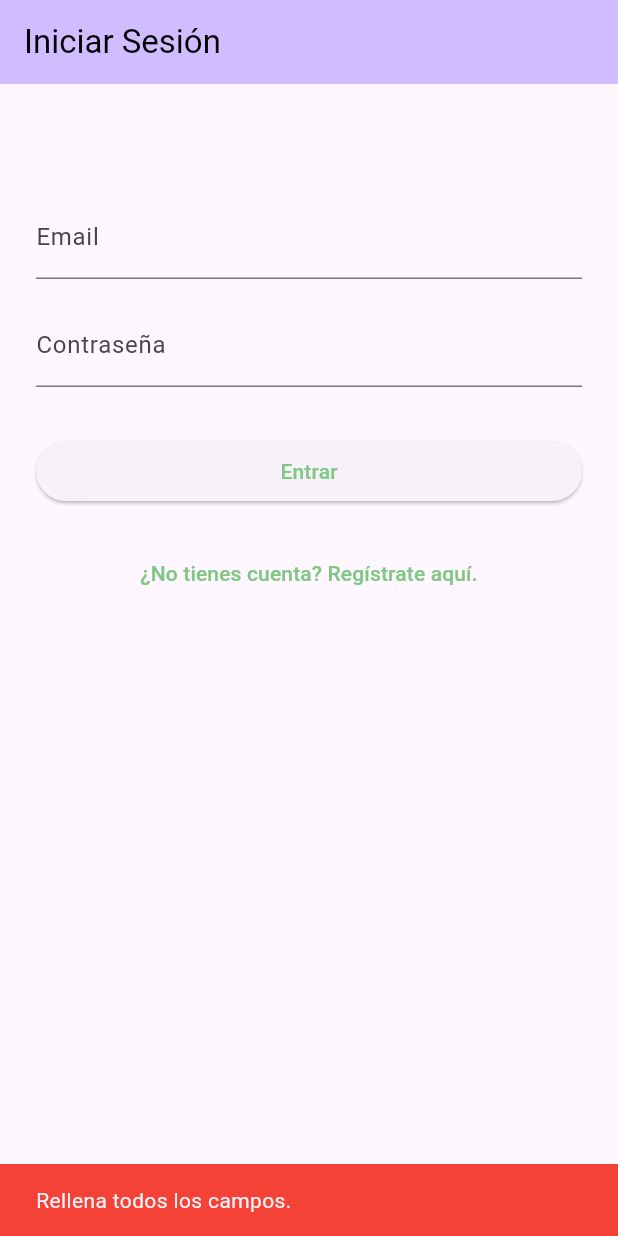
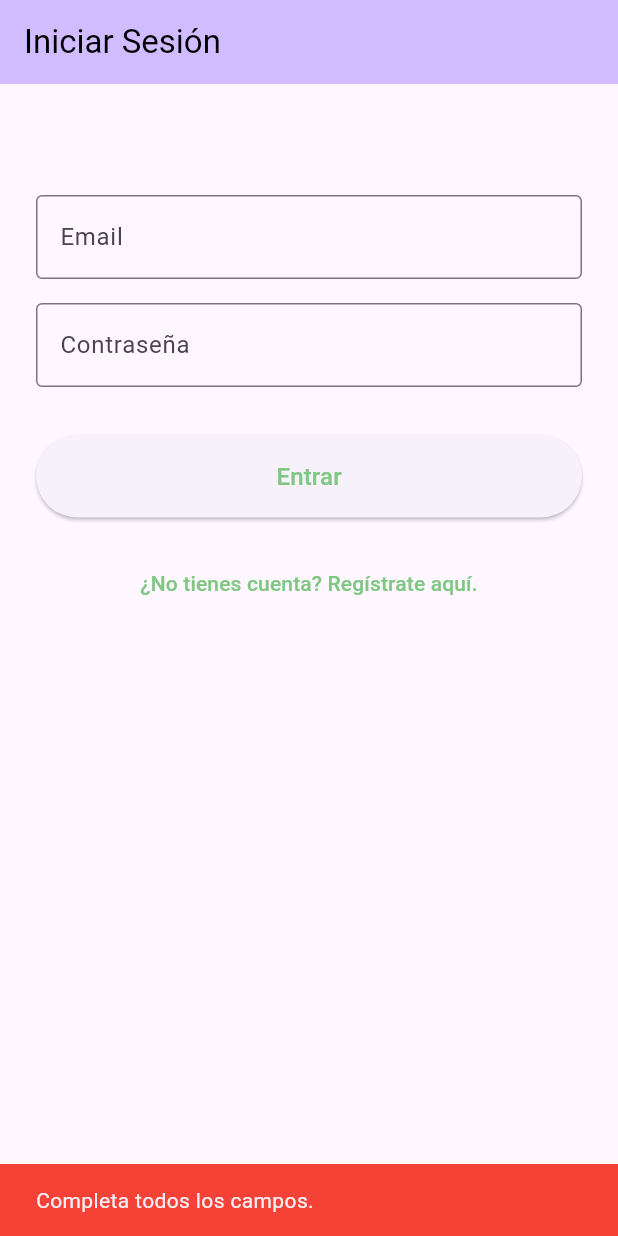
Before and after one commit to Drosc0/bolsaEmpleo_FE, a Flutter app: the LoginScreen screen opened by its route, after a tap on "Entrar", on a phone screen of 412 x 824 dp. Run offline on Flutter 3.47's test engine with Material 3 defaults, Android fonts, the phone set to English and light mode, and no system bars; our stand-ins replace dio, flutter_riverpod, flutter_secure_storage, go_router; accounts and stored records are empty.

Commit message:
ya me puedo loguear

```diff
--- a/lib/application/auth/login/login_view_model.dart
+++ b/lib/application/auth/login/login_view_model.dart
@@ -1,7 +1,9 @@
 import 'package:flutter_riverpod/flutter_riverpod.dart';
 import 'package:bolsa_empleo/application/auth/auth_provider.dart';
 
-// Definición del estado del formulario de Login
+// ----------------------------------------------------------------------
+// 1. ESTADO DEL FORMULARIO
+// ----------------------------------------------------------------------
 class LoginFormState {
   final String email;
   final String password;
@@ -19,32 +21,38 @@ class LoginFormState {
     String? email,
     String? password,
     bool? isLoading,
-    // El errorMessage se pasa como null para limpiar el error
     String? errorMessage,
-  }) => LoginFormState(
-    email: email ?? this.email,
-    password: password ?? this.password,
-    isLoading: isLoading ?? this.isLoading,
-    errorMessage: errorMessage, // Se asigna directamente (puede ser null)
-  );
+  }) {
+    return LoginFormState(
+      email: email ?? this.email,
+      password: password ?? this.password,
+      isLoading: isLoading ?? this.isLoading,
+      errorMessage: errorMessage,
+    );
+  }
+
+  bool get isValidEmail {
+    return RegExp(r'^[\w-\.]+@([\w-]+\.)+[\w-]{2,4}$').hasMatch(email);
+  }
+
+  bool get canSubmit => email.isNotEmpty && password.isNotEmpty && isValidEmail;
 }
 
-// Notifier para la lógica del formulario de Login
+// ----------------------------------------------------------------------
+// 2. VIEWMODEL
+// ----------------------------------------------------------------------
 class LoginViewModel extends StateNotifier<LoginFormState> {
-  final AuthNotifier authNotifier;
+  final AuthNotifier _authNotifier;
+  final Ref _ref;
 
-  LoginViewModel(this.authNotifier) : super(LoginFormState());
+  LoginViewModel(this._authNotifier, this._ref) : super(LoginFormState());
 
   void onEmailChange(String value) {
-    state = state.copyWith(email: value, errorMessage: null);
+    state = state.copyWith(email: value.trim(), errorMessage: null);
   }
 
   void onPasswordChange(String value) {
     state = state.copyWith(password: value, errorMessage: null);
-  }
-
-  void resetState() {
-    state = LoginFormState();
   }
 
   void clearError() {
@@ -53,54 +61,55 @@ class LoginViewModel extends StateNotifier<LoginFormState> {
     }
   }
 
-  // Método de LOGIN: llama al AuthNotifier con los datos del estado
+  void resetState() {
+    state = LoginFormState();
+  }
+
   Future<bool> login() async {
     if (state.email.isEmpty || state.password.isEmpty) {
-      state = state.copyWith(errorMessage: 'Rellena todos los campos.');
+      state = state.copyWith(errorMessage: 'Completa todos los campos.');
+      return false;
+    }
+
+    if (!state.isValidEmail) {
+      state = state.copyWith(errorMessage: 'Ingresa un email válido.');
       return false;
     }
 
     state = state.copyWith(isLoading: true, errorMessage: null);
 
     try {
-      final success = await authNotifier.loginUser(
+      final success = await _authNotifier.loginUser(
         email: state.email,
         password: state.password,
       );
 
-      if (!success) {
-        //El login falló (AuthNotifier ya cambió el estado global si era necesario)
+      if (success) {
+        state = state.copyWith(isLoading: false, email: '', password: '');
+        return true;
+      } else {
         state = state.copyWith(
           isLoading: false,
-          errorMessage: 'Credenciales incorrectas o error en el servidor.',
+          errorMessage: 'Email o contraseña incorrectos.',
         );
-      } else {
-        //Login exitoso. GoRouter ya está redirigiendo.
-        // Solo limpiamos el estado local del formulario.
-        state = state.copyWith(
-          isLoading: false,
-          email: '', // Opcional: limpiar los campos
-          password: '',
-        );
+        return false;
       }
+    } catch (e) {
+      final message = e.toString();
+      final cleanMessage = message.contains('Exception:')
+          ? message.replaceFirst('Exception: ', '')
+          : 'Error de conexión. Intenta de nuevo.';
 
-      // Si es exitoso, el AuthNotifier cambia el estado global y GoRouter redirige.
-      return success;
-    } catch (e) {
-      // Error de conexión o excepción inesperada.
-      state = state.copyWith(
-        isLoading: false,
-        errorMessage: e.toString().contains('Exception:')
-            ? e.toString().replaceFirst('Exception: ', '')
-            : 'Error desconocido durante el inicio de sesión.',
-      );
+      state = state.copyWith(isLoading: false, errorMessage: cleanMessage);
       return false;
     }
   }
 }
 
+// ----------------------------------------------------------------------
+// 3. PROVIDER
+// ----------------------------------------------------------------------
 final loginViewModelProvider = StateNotifierProvider<LoginViewModel, LoginFormState>((ref) {
-  // Observa el Notifier del AuthProvider para inyectarlo en el ViewModel
   final authNotifier = ref.watch(authProvider.notifier);
-  return LoginViewModel(authNotifier);
+  return LoginViewModel(authNotifier, ref);
 });
--- a/lib/features/auth/presentation/screens/login_screen.dart
+++ b/lib/features/auth/presentation/screens/login_screen.dart
@@ -2,18 +2,17 @@ import 'package:bolsa_empleo/application/auth/login/login_view_model.dart';
 import 'package:flutter/material.dart';
 import 'package:flutter_riverpod/flutter_riverpod.dart';
 import 'package:go_router/go_router.dart';
-
 
 class LoginScreen extends ConsumerWidget {
   const LoginScreen({super.key});
 
   @override
   Widget build(BuildContext context, WidgetRef ref) {
-    // 1. Observar el estado y el notificador
+    // 1. Observar estado y notificador
     final loginState = ref.watch(loginViewModelProvider);
     final loginNotifier = ref.read(loginViewModelProvider.notifier);
 
-    // 2. Escuchar los cambios de estado (solo para mostrar errores)
+    // 2. Mostrar errores con SnackBar
     ref.listen<LoginFormState>(loginViewModelProvider, (previous, next) {
       if (next.errorMessage != null && next.errorMessage != previous?.errorMessage) {
         if (context.mounted) {
@@ -21,9 +20,9 @@ class LoginScreen extends ConsumerWidget {
             SnackBar(
               content: Text(next.errorMessage!),
               backgroundColor: Colors.red,
+              duration: const Duration(seconds: 3),
             ),
           );
-          //Limpiar el error después de mostrarlo para evitar que se muestre de nuevo.
           loginNotifier.clearError();
         }
       }
@@ -42,56 +41,73 @@ class LoginScreen extends ConsumerWidget {
             children: [
               const SizedBox(height: 50),
 
+              // EMAIL
               TextFormField(
                 onChanged: loginNotifier.onEmailChange,
                 initialValue: loginState.email,
-                decoration: const InputDecoration(labelText: 'Email'),
+                decoration: const InputDecoration(
+                  labelText: 'Email',
+                  border: OutlineInputBorder(),
+                ),
                 keyboardType: TextInputType.emailAddress,
+                textInputAction: TextInputAction.next,
               ),
               const SizedBox(height: 16),
 
+              // PASSWORD
               TextFormField(
                 onChanged: loginNotifier.onPasswordChange,
                 initialValue: loginState.password,
-                decoration: const InputDecoration(labelText: 'Contraseña'),
+                decoration: const InputDecoration(
+                  labelText: 'Contraseña',
+                  border: OutlineInputBorder(),
+                ),
                 obscureText: true,
+                textInputAction: TextInputAction.done,
               ),
               const SizedBox(height: 32),
 
+              // BOTÓN LOGIN
               ElevatedButton(
                 onPressed: loginState.isLoading
-                    ? null // Deshabilitar si está cargando
+                    ? null
                     : () async {
-                        // El ViewModel ya tiene los datos por los onChanged.
-                        final success = await loginNotifier.login(); // Esperar el resultado del login
+                        final success = await loginNotifier.login();
 
-                        // Si el login es exitoso, forzar la navegación a la raíz.
-                        // GoRouter tomará este cambio de ruta, verá que AuthStatus es authenticated,
-                        // y el Redirect lo enviará a /applicant o /company según el rol, o eso espero.
                         if (success && context.mounted) {
-                            context.go('/');
+                          // ¡CLAVE! Navegar a raíz para que GoRouter redirija por rol
+                          context.go('/');
                         }
                       },
+                style: ElevatedButton.styleFrom(
+                  padding: const EdgeInsets.symmetric(vertical: 16),
+                ),
                 child: loginState.isLoading
                     ? const SizedBox(
                         height: 20,
                         width: 20,
-                        child: CircularProgressIndicator(strokeWidth: 2),
+                        child: CircularProgressIndicator(
+                          strokeWidth: 2,
+                          valueColor: AlwaysStoppedAnimation<Color>(Colors.white),
+                        ),
                       )
-                    : const Text('Entrar'),
+                    : const Text('Entrar', style: TextStyle(fontSize: 16)),
               ),
 
               const SizedBox(height: 20),
 
+              // REGISTRO
               TextButton(
                 onPressed: loginState.isLoading
                     ? null
                     : () {
                         context.go('/register');
-                        // Limpiamos el estado al navegar para empezar de cero
                         loginNotifier.resetState();
                       },
-                child: const Text('¿No tienes cuenta? Regístrate aquí.'),
+                child: const Text(
+                  '¿No tienes cuenta? Regístrate aquí.',
+                  style: TextStyle(fontSize: 14),
+                ),
               ),
             ],
           ),
```
Also changed, not shown: lib/application/auth/auth_provider.dart (+76 -52 lines), lib/config/router/app_router.dart (+69 -57 lines), lib/config/services/secure_storage_service.dart (+28 -21 lines), lib/main.dart (+7 -7 lines).
